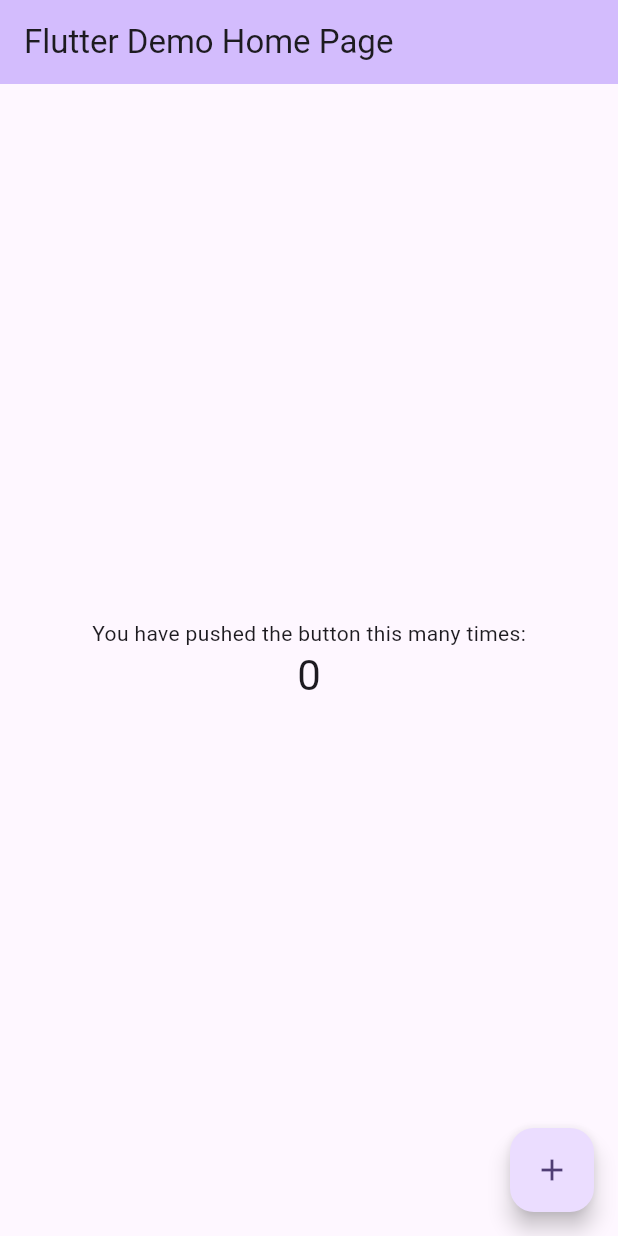
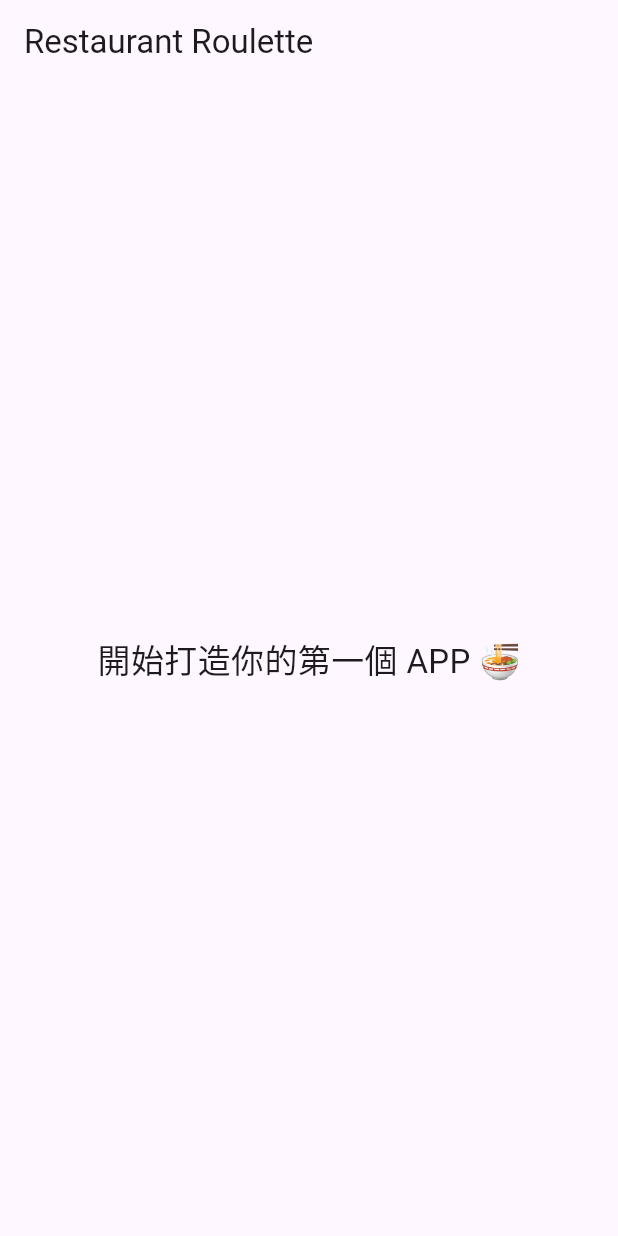
Before and after one commit to isaactth0584/restaurant_roulette, a Flutter app: the screen it shows after launch, on a phone screen of 412 x 824 dp. Run offline on Flutter 3.47's test engine with Material 3 defaults, Android fonts, the phone set to English and light mode, and no system bars; our stand-ins replace flutter_riverpod.

Commit message:
feat: complete project structure and app skeleton

```diff
--- /dev/null
+++ b/lib/app/app.dart
@@ -0,0 +1,24 @@
+import 'package:flutter/material.dart';
+
+class RestaurantRouletteApp extends StatelessWidget {
+  const RestaurantRouletteApp({super.key});
+
+  @override
+  Widget build(BuildContext context) {
+    return MaterialApp(
+      title: 'Restaurant Roulette',
+      debugShowCheckedModeBanner: false,
+      home: Scaffold(
+        appBar: AppBar(
+          title: const Text("Restaurant Roulette"),
+        ),
+        body: const Center(
+          child: Text(
+            "開始打造你的第一個 APP 🍜",
+            style: TextStyle(fontSize: 22),
+          ),
+        ),
+      ),
+    );
+  }
+}
--- a/lib/main.dart
+++ b/lib/main.dart
@@ -1,122 +1,14 @@
 import 'package:flutter/material.dart';
+import 'package:flutter_riverpod/flutter_riverpod.dart';
+
+import 'app/app.dart';
 
 void main() {
-  runApp(const MyApp());
+  WidgetsFlutterBinding.ensureInitialized();
+
+  runApp(
+    const ProviderScope(
+      child: RestaurantRouletteApp(),
+    ),
+  );
 }
-
-class MyApp extends StatelessWidget {
-  const MyApp({super.key});
-
-  // This widget is the root of your application.
-  @override
-  Widget build(BuildContext context) {
-    return MaterialApp(
-      title: 'Flutter Demo',
-      theme: ThemeData(
-        // This is the theme of your application.
-        //
-        // TRY THIS: Try running your application with "flutter run". You'll see
-        // the application has a purple toolbar. Then, without quitting the app,
-        // try changing the seedColor in the colorScheme below to Colors.green
-        // and then invoke "hot reload" (save your changes or press the "hot
-        // reload" button in a Flutter-supported IDE, or press "r" if you used
-        // the command line to start the app).
-        //
-        // Notice that the counter didn't reset back to zero; the application
-        // state is not lost during the reload. To reset the state, use hot
-        // restart instead.
-        //
-        // This works for code too, not just values: Most code changes can be
-        // tested with just a hot reload.
-        colorScheme: .fromSeed(seedColor: Colors.deepPurple),
-      ),
-      home: const MyHomePage(title: 'Flutter Demo Home Page'),
-    );
-  }
-}
-
-class MyHomePage extends StatefulWidget {
-  const MyHomePage({super.key, required this.title});
-
-  // This widget is the home page of your application. It is stateful, meaning
-  // that it has a State object (defined below) that contains fields that affect
-  // how it looks.
-
-  // This class is the configuration for the state. It holds the values (in this
-  // case the title) provided by the parent (in this case the App widget) and
-  // used by the build method of the State. Fields in a Widget subclass are
-  // always marked "final".
-
-  final String title;
-
-  @override
-  State<MyHomePage> createState() => _MyHomePageState();
-}
-
-class _MyHomePageState extends State<MyHomePage> {
-  int _counter = 0;
-
-  void _incrementCounter() {
-    setState(() {
-      // This call to setState tells the Flutter framework that something has
-      // changed in this State, which causes it to rerun the build method below
-      // so that the display can reflect the updated values. If we changed
-      // _counter without calling setState(), then the build method would not be
-      // called again, and so nothing would appear to happen.
-      _counter++;
-    });
-  }
-
-  @override
-  Widget build(BuildContext context) {
-    // This method is rerun every time setState is called, for instance as done
-    // by the _incrementCounter method above.
-    //
-    // The Flutter framework has been optimized to make rerunning build methods
-    // fast, so that you can just rebuild anything that needs updating rather
-    // than having to individually change instances of widgets.
-    return Scaffold(
-      appBar: AppBar(
-        // TRY THIS: Try changing the color here to a specific color (to
-        // Colors.amber, perhaps?) and trigger a hot reload to see the AppBar
-        // change color while the other colors stay the same.
-        backgroundColor: Theme.of(context).colorScheme.inversePrimary,
-        // Here we take the value from the MyHomePage object that was created by
-        // the App.build method, and use it to set our appbar title.
-        title: Text(widget.title),
-      ),
-      body: Center(
-        // Center is a layout widget. It takes a single child and positions it
-        // in the middle of the parent.
-        child: Column(
-          // Column is also a layout widget. It takes a list of children and
-          // arranges them vertically. By default, it sizes itself to fit its
-          // children horizontally, and tries to be as tall as its parent.
-          //
-          // Column has various properties to control how it sizes itself and
-          // how it positions its children. Here we use mainAxisAlignment to
-          // center the children vertically; the main axis here is the vertical
-          // axis because Columns are vertical (the cross axis would be
-          // horizontal).
-          //
-          // TRY THIS: Invoke "debug painting" (choose the "Toggle Debug Paint"
-          // action in the IDE, or press "p" in the console), to see the
-          // wireframe for each widget.
-          mainAxisAlignment: .center,
-          children: [
-            const Text('You have pushed the button this many times:'),
-            Text(
-              '$_counter',
-              style: Theme.of(context).textTheme.headlineMedium,
-            ),
-          ],
-        ),
-      ),
-      floatingActionButton: FloatingActionButton(
-        onPressed: _incrementCounter,
-        tooltip: 'Increment',
-        child: const Icon(Icons.add),
-      ),
-    );
-  }
-}
--- a/pubspec.yaml
+++ b/pubspec.yaml
@@ -34,6 +34,11 @@ dependencies:
   # The following adds the Cupertino Icons font to your application.
   # Use with the CupertinoIcons class for iOS style icons.
   cupertino_icons: ^1.0.8
+  flutter_riverpod: ^3.4.1
+  go_router: ^17.3.0
+  dio: ^5.11.0
+  google_fonts: ^8.2.0
+  flutter_screenutil: ^5.9.3
 
 dev_dependencies:
   flutter_test:
```
Also changed, not shown: lib/app/router.dart (added), lib/app/theme.dart (added), pubspec.lock, 2 other files.
